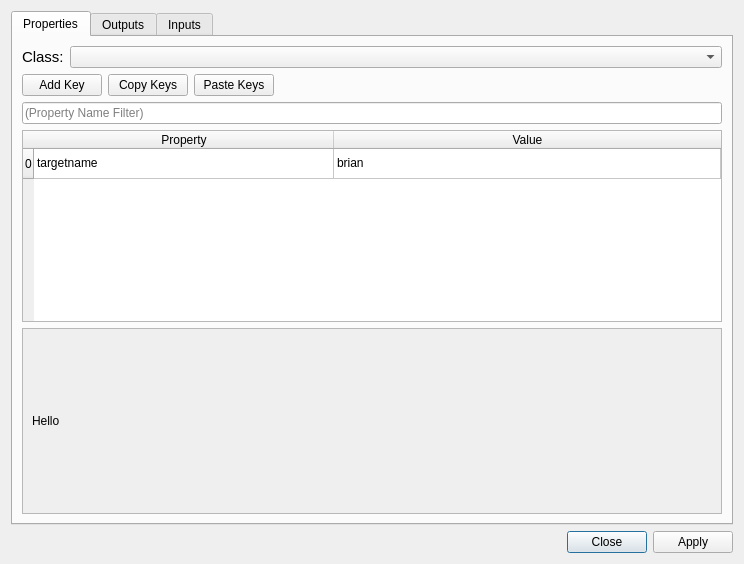
This is game/src/leveleditor/designer/objectproperties.ui in tsp-team/ttsp-src as Qt 5 draws it before an edit. The edited form follows.
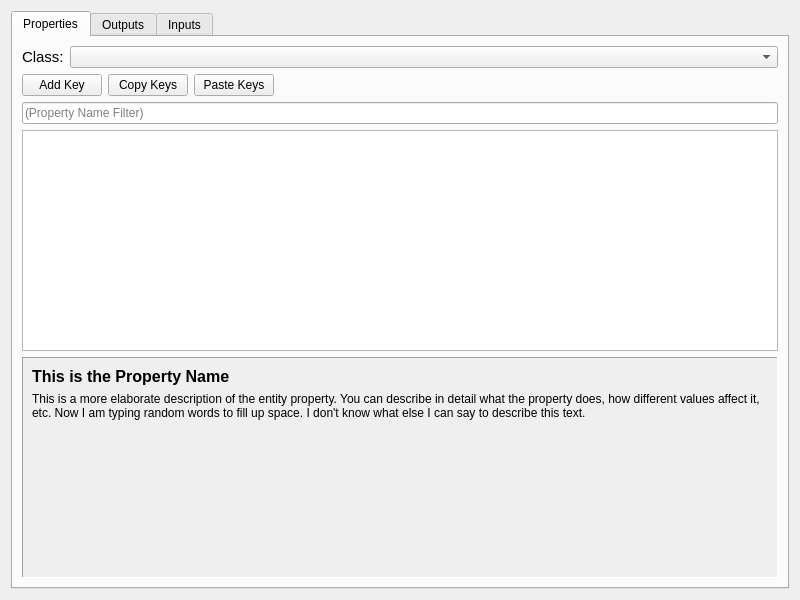
This is the edited form.

Commit message: leveleditor: right panel UI improvements, object properties

What changed in the file:
```diff
--- a/game/src/leveleditor/designer/objectproperties.ui
+++ b/game/src/leveleditor/designer/objectproperties.ui
@@ -1,31 +1,21 @@
 <?xml version="1.0" encoding="UTF-8"?>
 <ui version="4.0">
- <class>Dialog</class>
- <widget class="QDialog" name="Dialog">
+ <class>ObjectProperties</class>
+ <widget class="QWidget" name="ObjectProperties">
   <property name="geometry">
    <rect>
     <x>0</x>
     <y>0</y>
-    <width>744</width>
-    <height>564</height>
+    <width>800</width>
+    <height>600</height>
    </rect>
   </property>
   <property name="windowTitle">
    <string>Object Properties</string>
   </property>
   <layout class="QGridLayout" name="gridLayout">
-   <item row="2" column="0">
-    <widget class="QDialogButtonBox" name="buttonBox">
-     <property name="orientation">
-      <enum>Qt::Horizontal</enum>
-     </property>
-     <property name="standardButtons">
-      <set>QDialogButtonBox::Apply|QDialogButtonBox::Close</set>
-     </property>
-    </widget>
-   </item>
-   <item row="1" column="0">
-    <widget class="QTabWidget" name="tabWidget">
+   <item row="0" column="0">
+    <widget class="QTabWidget" name="objectPropertiesTabs">
      <property name="sizePolicy">
       <sizepolicy hsizetype="Preferred" vsizetype="Preferred">
        <horstretch>0</horstretch>
@@ -114,62 +104,6 @@
        </item>
        <item row="4" column="0">
         <layout class="QGridLayout" name="gridLayout_2">
-         <item row="1" column="0">
-          <widget class="QTableWidget" name="tableWidget">
-           <property name="sizeAdjustPolicy">
-            <enum>QAbstractScrollArea::AdjustIgnored</enum>
-           </property>
-           <property name="showDropIndicator" stdset="0">
-            <bool>true</bool>
-           </property>
-           <property name="alternatingRowColors">
-            <bool>true</bool>
-           </property>
-           <property name="textElideMode">
-            <enum>Qt::ElideRight</enum>
-           </property>
-           <property name="showGrid">
-            <bool>true</bool>
-           </property>
-           <attribute name="horizontalHeaderCascadingSectionResizes">
-            <bool>false</bool>
-           </attribute>
-           <attribute name="horizontalHeaderDefaultSectionSize">
-            <number>300</number>
-           </attribute>
-           <attribute name="horizontalHeaderStretchLastSection">
-            <bool>true</bool>
-           </attribute>
-           <attribute name="verticalHeaderCascadingSectionResizes">
-            <bool>false</bool>
-           </attribute>
-           <row>
-            <property name="text">
-             <string>0</string>
-            </property>
-           </row>
-           <column>
-            <property name="text">
-             <string>Property</string>
-            </property>
-           </column>
-           <column>
-            <property name="text">
-             <string>Value</string>
-            </property>
-           </column>
-           <item row="0" column="0">
-            <property name="text">
-             <string>targetname</string>
-            </property>
-           </item>
-           <item row="0" column="1">
-            <property name="text">
-             <string>brian</string>
-            </property>
-           </item>
-          </widget>
-         </item>
          <item row="2" column="0">
           <widget class="QScrollArea" name="scrollArea_2">
            <property name="sizePolicy">
@@ -187,7 +121,7 @@
             <enum>Qt::LeftToRight</enum>
            </property>
            <property name="frameShape">
-            <enum>QFrame::StyledPanel</enum>
+            <enum>QFrame::Panel</enum>
            </property>
            <property name="frameShadow">
             <enum>QFrame::Sunken</enum>
@@ -203,22 +137,65 @@
              <rect>
               <x>0</x>
               <y>0</y>
-              <width>700</width>
-              <height>158</height>
+              <width>756</width>
+              <height>209</height>
              </rect>
             </property>
-            <layout class="QGridLayout" name="gridLayout_4">
-             <item row="0" column="0">
-              <widget class="QLabel" name="label">
+            <layout class="QVBoxLayout" name="verticalLayout">
+             <item>
+              <widget class="QLabel" name="lblPropertyName">
+               <property name="font">
+                <font>
+                 <pointsize>12</pointsize>
+                 <weight>75</weight>
+                 <bold>true</bold>
+                </font>
+               </property>
                <property name="text">
-                <string>Hello</string>
+                <string>This is the Property Name</string>
                </property>
+               <property name="wordWrap">
+                <bool>true</bool>
+               </property>
               </widget>
              </item>
+             <item>
+              <widget class="QLabel" name="lblPropertyDesc">
+               <property name="text">
+                <string>This is a more elaborate description of the entity property. You can describe in detail what the property does, how different values affect it, etc. Now I am typing random words to fill up space. I don't know what else I can say to describe this text.</string>
+               </property>
+               <property name="wordWrap">
+                <bool>true</bool>
+               </property>
+              </widget>
+             </item>
+             <item>
+              <spacer name="verticalSpacer">
+               <property name="orientation">
+                <enum>Qt::Vertical</enum>
+               </property>
+               <property name="sizeHint" stdset="0">
+                <size>
+                 <width>20</width>
+                 <height>40</height>
+                </size>
+               </property>
+              </spacer>
+             </item>
             </layout>
            </widget>
           </widget>
          </item>
+         <item row="1" column="0">
+          <widget class="QTreeView" name="propertiesView">
+           <attribute name="headerVisible">
+            <bool>true</bool>
+           </attribute>
+           <attribute name="headerCascadingSectionResizes">
+            <bool>false</bool>
+           </attribute>
+          </widget>
+         </item>
          <item row="0" column="0">
           <widget class="QLineEdit" name="lePropertyFilter">
            <property name="placeholderText">
```
Left out of the diff: 43 changed lines with no effect on the pictures. The commit also changes 10 other files.
